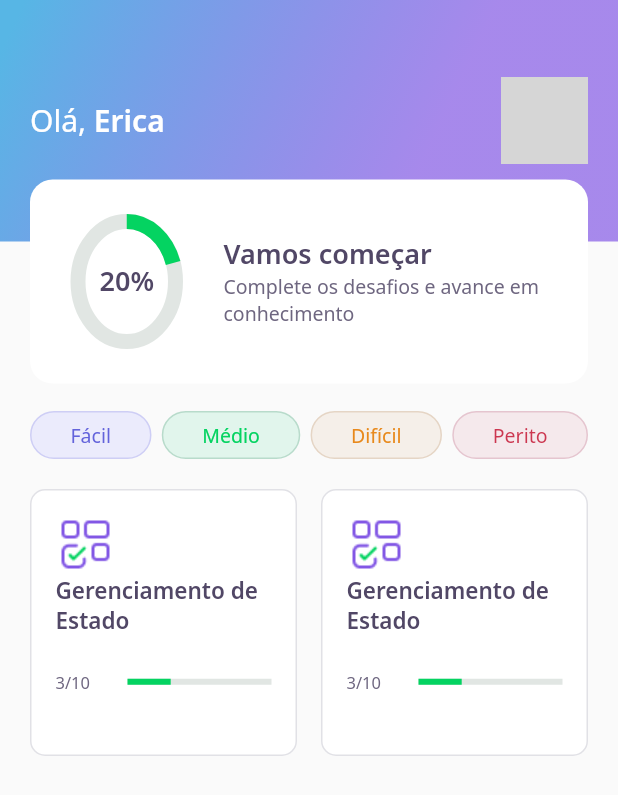
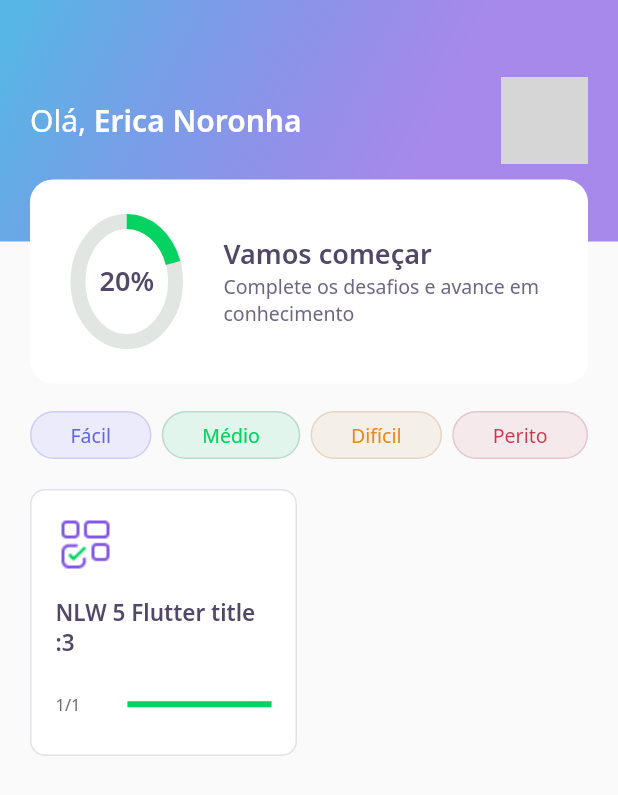
Before and after one commit to ericanoronha/nlw05-flutter, a Flutter app: the HomePage screen opened directly, on a phone screen of 412 x 824 dp. Shown: the top 795 px of the screen. Run offline on Flutter 3.47's test engine with Material 2 defaults, Android fonts, the phone set to English and light mode, and no system bars; our stand-ins replace google_fonts; accounts and stored records are empty; network calls fail; grey boxes are pictures that could not be loaded.

Commit message:
Aula #03

```diff
--- /dev/null
+++ b/assets/database/user.json
@@ -0,0 +1,5 @@
+{
+    "name": "Erica Noronha",
+    "score": 100,
+    "photoUrl": "https://avatars.githubusercontent.com/u/36523431"
+}
--- a/lib/challenge/challenge_page.dart
+++ b/lib/challenge/challenge_page.dart
@@ -14,14 +14,12 @@ class _ChallengePageState extends State<ChallengePage> {
   Widget build(BuildContext context) {
     return Scaffold(
       appBar: PreferredSize(
-          preferredSize: Size.fromHeight(60),
+          preferredSize: Size.fromHeight(100),
           child: SafeArea(
             top: true,
             child: QuestionIndicatorWidget(),
           )),
-      body: QuizWidget(
-        title: "O que o Flutter faz em sua totalidade?",
-      ),
+      body: QuizWidget(title: "O que o Flutter faz em sua totalidade?"),
     );
   }
 }
--- a/lib/challenge/widgets/question_indicator/question_indicator_widget.dart
+++ b/lib/challenge/widgets/question_indicator/question_indicator_widget.dart
@@ -10,6 +10,7 @@ class QuestionIndicatorWidget extends StatelessWidget {
       padding: const EdgeInsets.symmetric(horizontal: 20),
       child: Column(
         children: [
+          SizedBox(height: 5),
           Row(
             mainAxisAlignment: MainAxisAlignment.spaceBetween,
             children: [
--- a/lib/challenge/widgets/quiz/quiz_widget.dart
+++ b/lib/challenge/widgets/quiz/quiz_widget.dart
@@ -13,9 +13,19 @@ class QuizWidget extends StatelessWidget {
           Text(title, style: AppTextStyles.heading),
           SizedBox(height: 24),
           AnswerWidget(
+              isRight: false,
+              title: "Kit de desenvolvimento de interface de usuário"),
+          AnswerWidget(
               isRight: true,
               title:
-                  "Possibilita a criação de aplicativos compliados nativamente")
+                  "Possibilita a criação de aplicativos compilados nativamente"),
+          AnswerWidget(
+              isRight: false,
+              title: "Acho que é uma marca de café do Himalaia"),
+          AnswerWidget(
+              isRight: false,
+              title:
+                  "Possibilita a criação de desktops que são muito incríveis"),
         ],
       ),
     );
--- a/lib/core/app_widget.dart
+++ b/lib/core/app_widget.dart
@@ -10,7 +10,7 @@ class AppWidget extends StatelessWidget {
   Widget build(BuildContext context) {
     return MaterialApp(
       title: "DevQuiz",
-      home: ChallengePage(),
+      home: HomePage(),
     );
   }
 }
--- /dev/null
+++ b/lib/home/home_controller.dart
@@ -0,0 +1,31 @@
+import 'package:DevQuiz/core/app_images.dart';
+import 'package:DevQuiz/home/home_repository.dart';
+import 'package:DevQuiz/home/home_state.dart';
+import 'package:DevQuiz/shared/models/answer_model.dart';
+import 'package:DevQuiz/shared/models/question_model.dart';
+import 'package:DevQuiz/shared/models/quiz_model.dart';
+import 'package:DevQuiz/shared/models/user_model.dart';
+import 'package:flutter/foundation.dart';
+
+class HomeController {
+  final stateNotifier = ValueNotifier<HomeState>(HomeState.empty);
+  set state(HomeState state) => stateNotifier.value = state;
+  HomeState get state => stateNotifier.value;
+
+  UserModel? user; //nullable
+  List<QuizModel>? quizzes; //nullable
+
+  final repository = HomeRepository();
+
+  void getUser() async {
+    state = HomeState.loading;
+    user = await repository.getUser();
+    state = HomeState.success;
+  }
+
+  void getQuizzes() async {
+    state = HomeState.loading;
+    quizzes = await repository.getQuizzes();
+    state = HomeState.success;
+  }
+}
--- a/lib/home/home_page.dart
+++ b/lib/home/home_page.dart
@@ -1,7 +1,12 @@
+import 'package:DevQuiz/challenge/widgets/quiz/quiz_widget.dart';
+import 'package:DevQuiz/core/app_colors.dart';
+import 'package:DevQuiz/home/home_controller.dart';
 import 'package:DevQuiz/home/widgets/appbar/app_bar_widget.dart';
 import 'package:DevQuiz/home/widgets/level_button/level_button_widget.dart';
 import 'package:DevQuiz/home/widgets/quiz_card/quiz_card_widget.dart';
 import 'package:flutter/material.dart';
+
+import 'home_state.dart';
 
 class HomePage extends StatefulWidget {
   HomePage({Key? key}) : super(key: key);
@@ -10,10 +15,25 @@ class HomePage extends StatefulWidget {
 }
 
 class _HomePageState extends State<HomePage> {
+  final controller = HomeController();
+
+  @override
+  void initState() {
+    super.initState();
+
+    controller.getUser();
+    controller.getQuizzes();
+    controller.stateNotifier.addListener(() {
+      setState(() {});
+    });
+  }
+
   @override
   Widget build(BuildContext context) {
+    if (controller.state == HomeState.success) {
       return Scaffold(
-        appBar: AppBarWidget(),
+          appBar:
+              AppBarWidget(user: controller.user!), //garante uso do null safety
           body: Padding(
             padding: const EdgeInsets.symmetric(horizontal: 20),
             child: Column(
@@ -42,11 +62,27 @@ class _HomePageState extends State<HomePage> {
                     crossAxisSpacing: 16,
                     mainAxisSpacing: 16,
                     crossAxisCount: 2,
-                  children: [QuizCardWidget(), QuizCardWidget()],
+                    children: controller.quizzes!
+                        .map((e) => QuizCardWidget(
+                              title: e.title,
+                              percentage:
+                                  e.questionAnswered / e.questions.length,
+                              completed:
+                                  "${e.questionAnswered}/${e.questions.length}",
+                            ))
+                        .toList(),
                   ),
                 )
               ],
             ),
           ));
+    } else {
+      return Scaffold(
+        body: Center(
+          child: CircularProgressIndicator(
+              valueColor: AlwaysStoppedAnimation<Color>(AppColors.darkGreen)),
+        ),
+      );
     }
   }
+}
--- /dev/null
+++ b/lib/home/home_state.dart
@@ -0,0 +1 @@
+enum HomeState { success, loading, error, empty }
--- a/lib/home/widgets/appbar/app_bar_widget.dart
+++ b/lib/home/widgets/appbar/app_bar_widget.dart
@@ -1,10 +1,12 @@
 import 'package:DevQuiz/core/app_gradients.dart';
 import 'package:DevQuiz/core/app_text_styles.dart';
 import 'package:DevQuiz/home/widgets/score_card/score_card_widget.dart';
+import 'package:DevQuiz/shared/models/user_model.dart';
 import 'package:flutter/material.dart';
 
 class AppBarWidget extends PreferredSize {
-  AppBarWidget()
+  final UserModel user;
+  AppBarWidget({required this.user})
       : super(
           preferredSize: Size.fromHeight(250),
           child: Container(
@@ -24,7 +26,7 @@ class AppBarWidget extends PreferredSize {
                           style: AppTextStyles.title,
                           children: [
                             TextSpan(
-                                text: "Erica", style: AppTextStyles.titleBold)
+                                text: user.name, style: AppTextStyles.titleBold)
                           ])),
                       Container(
                         width: 58,
@@ -32,8 +34,7 @@ class AppBarWidget extends PreferredSize {
                         decoration: BoxDecoration(
                             borderRadius: BorderRadius.circular(10),
                             image: DecorationImage(
-                                image: NetworkImage(
-                                    "https://avatars.githubusercontent.com/u/36523431"))),
+                                image: NetworkImage(user.photoUrl))),
                       )
                     ],
                   ),
--- a/lib/home/widgets/quiz_card/quiz_card_widget.dart
+++ b/lib/home/widgets/quiz_card/quiz_card_widget.dart
@@ -1,11 +1,19 @@
+import 'package:flutter/material.dart';
 import 'package:DevQuiz/core/app_colors.dart';
 import 'package:DevQuiz/core/app_images.dart';
 import 'package:DevQuiz/core/app_text_styles.dart';
 import 'package:DevQuiz/shared/widgets/progress_indicator/progress_indicator_widget.dart';
-import 'package:flutter/material.dart';
 
 class QuizCardWidget extends StatelessWidget {
-  const QuizCardWidget({Key? key}) : super(key: key);
+  final String title;
+  final String completed;
+  final double percentage;
+  const QuizCardWidget({
+    Key? key,
+    required this.title,
+    required this.completed,
+    required this.percentage,
+  }) : super(key: key);
 
   @override
   Widget build(BuildContext context) {
@@ -23,16 +31,17 @@ class QuizCardWidget extends StatelessWidget {
             width: 40,
             child: Image.asset(AppImages.blocks),
           ),
-          Text("Gerenciamento de Estado", style: AppTextStyles.heading15),
+          SizedBox(height: 15),
+          Text(title, style: AppTextStyles.heading15),
           SizedBox(height: 24),
           Row(
             children: [
               Expanded(
-                  flex: 1, child: Text("3/10", style: AppTextStyles.body11)),
+                  flex: 1, child: Text(completed, style: AppTextStyles.body11)),
               Expanded(
                 flex: 2,
                 child: ProgressIndicatorWidget(
-                  value: 0.3,
+                  value: percentage,
                 ),
               )
             ],
--- /dev/null
+++ b/lib/shared/models/answer_model.dart
@@ -0,0 +1,27 @@
+import 'dart:convert';
+
+class AnswerModel {
+  final String title;
+  final bool isRight;
+
+  AnswerModel({required this.title, this.isRight = false});
+
+  Map<String, dynamic> toMap() {
+    return {
+      'title': title,
+      'isRight': isRight,
+    };
+  }
+
+  factory AnswerModel.fromMap(Map<String, dynamic> map) {
+    return AnswerModel(
+      title: map['title'],
+      isRight: map['isRight'] ?? false,
+    );
+  }
+
+  String toJson() => json.encode(toMap());
+
+  factory AnswerModel.fromJson(String source) =>
+      AnswerModel.fromMap(json.decode(source));
+}
--- /dev/null
+++ b/lib/shared/models/quiz_model.dart
@@ -0,0 +1,65 @@
+import 'dart:convert';
+
+import 'package:DevQuiz/shared/models/question_model.dart';
+
+enum Level { facil, medio, dificil, perito }
+
+extension LevelStringExt on String {
+  Level get parse => {
+        "facil": Level.facil,
+        "medio": Level.medio,
+        "dificil": Level.dificil,
+        "perito": Level.perito
+      }[this]!; //garante que não é null
+}
+
+extension LevelExt on Level {
+  String get parse => {
+        Level.facil: "facil",
+        Level.medio: "medio",
+        Level.dificil: "dificil",
+        Level.perito: "perito",
+      }[this]!; //garante que não é null
+}
+
+class QuizModel {
+  final String title;
+  final List<QuestionModel> questions;
+  final int questionAnswered;
+  final Level level;
+  final String image;
+
+  QuizModel({
+    required this.title,
+    required this.questions,
+    this.questionAnswered = 0,
+    required this.level,
+    required this.image,
+  });
+
+  Map<String, dynamic> toMap() {
+    return {
+      'title': title,
+      'questions': questions.map((x) => x.toMap()).toList(),
+      'questionAnswered': questionAnswered,
+      'level': level.parse,
+      'image': image,
+    };
+  }
+
+  factory QuizModel.fromMap(Map<String, dynamic> map) {
+    return QuizModel(
+      title: map['title'],
+      questions: List<QuestionModel>.from(
+          map['questions']?.map((x) => QuestionModel.fromMap(x))),
+      questionAnswered: map['questionAnswered'],
+      level: map['level'].toString().parse,
+      image: map['image'],
+    );
+  }
+
+  String toJson() => json.encode(toMap());
+
+  factory QuizModel.fromJson(String source) =>
+      QuizModel.fromMap(json.decode(source));
+}
--- /dev/null
+++ b/lib/shared/models/user_model.dart
@@ -0,0 +1,34 @@
+import 'dart:convert';
+
+class UserModel {
+  final String name;
+  final String photoUrl;
+  final int score;
+
+  UserModel({
+    required this.name,
+    required this.photoUrl,
+    this.score = 0,
+  });
+
+  Map<String, dynamic> toMap() {
+    return {
+      'name': name,
+      'photoUrl': photoUrl,
+      'score': score,
+    };
+  }
+
+  factory UserModel.fromMap(Map<String, dynamic> map) {
+    return UserModel(
+      name: map['name'],
+      photoUrl: map['photoUrl'],
+      score: map['score'],
+    );
+  }
+
+  String toJson() => json.encode(toMap());
+
+  factory UserModel.fromJson(String source) =>
+      UserModel.fromMap(json.decode(source));
+}
--- a/pubspec.yaml
+++ b/pubspec.yaml
@@ -1,5 +1,5 @@
 name: DevQuiz
-description: DevQuiz - Gabul DEV
+description: DevQuiz - Erica Noronha
 version: 1.0.0+1
 
 environment:
@@ -18,5 +18,6 @@ dev_dependencies:
 flutter:
   assets:
     - assets/images/
+    - assets/database/
 
   uses-material-design: true
```
Also changed, not shown: assets/database/quizzes.json (added, +19 -0 lines), lib/home/home_repository.dart (added, +21 -0 lines), lib/shared/models/question_model.dart (added, +33 -0 lines). Lines whose indentation alone changed are shown as unchanged.
